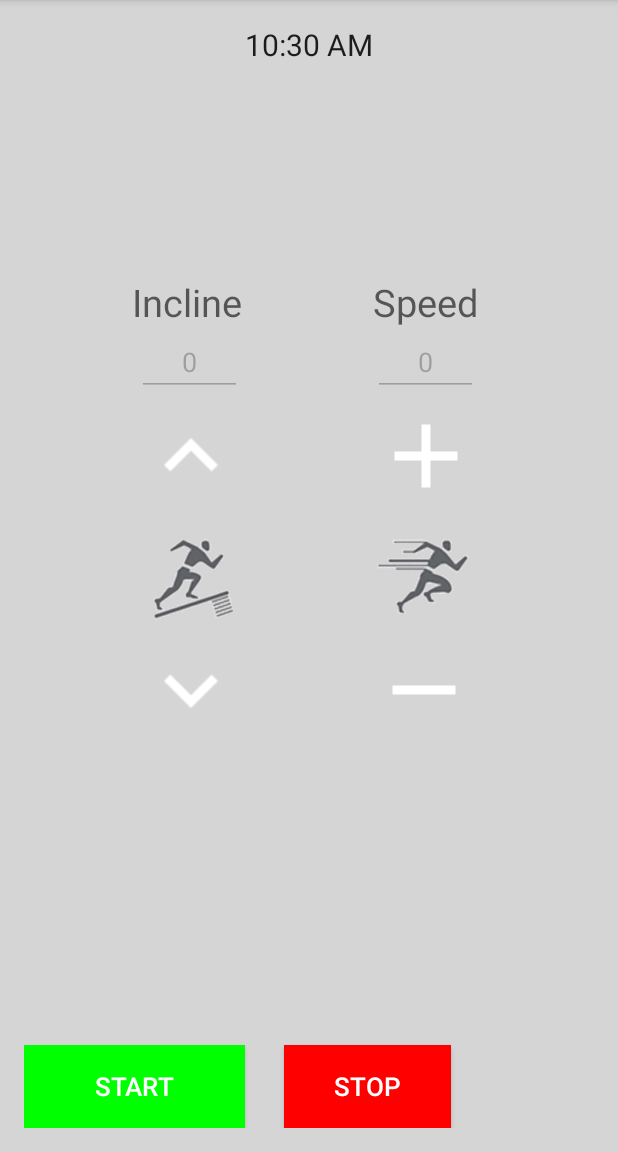
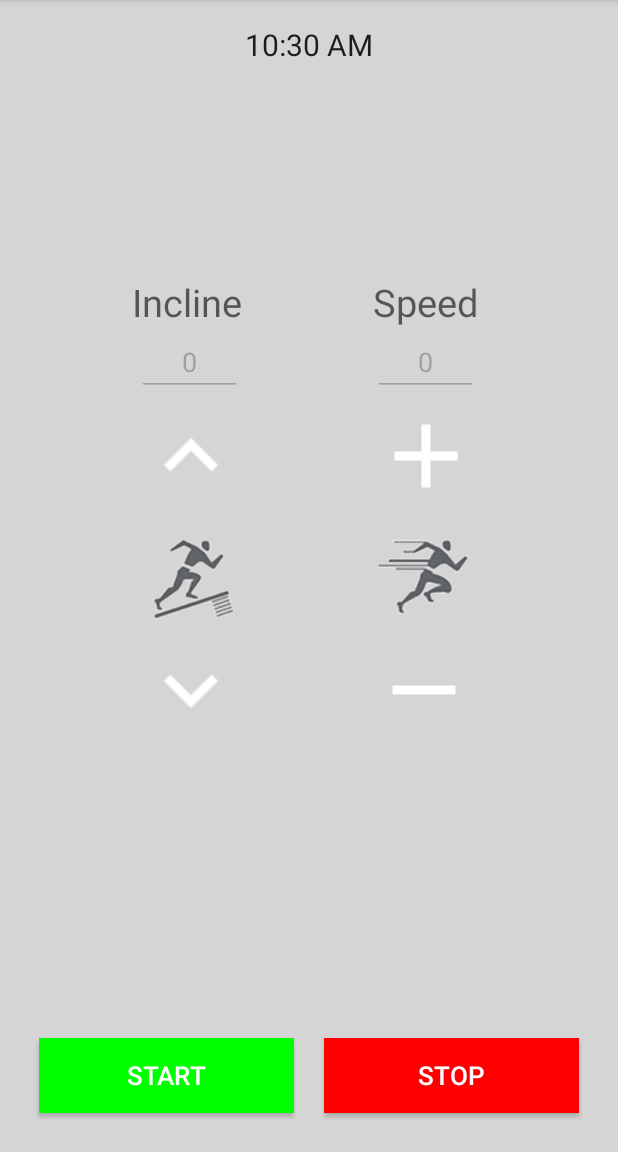
Before and after one commit to admin-it/Android-Treadmill-Controller, an Android app: the screen it shows after launch (MainActivity), on a phone screen of 412 x 824 dp, the part 84-1236 px from its top. Run offline under Robolectric (Android 15) with nearby library versions, the phone set to English and light mode, and no system bars.

Commit message:
little changes in ui

```diff
--- a/app/src/main/res/layout/content_main.xml
+++ b/app/src/main/res/layout/content_main.xml
@@ -21,35 +21,7 @@
         android:layout_centerHorizontal="true"
         android:textSize="20dp" />
 
-    <Button
-        android:layout_width="wrap_content"
-        android:layout_height="wrap_content"
-        android:text="START"
-        android:id="@+id/buttonStart"
-        android:layout_gravity="bottom|left"
-        android:background="#00ff00"
-        android:textColor="#ffffff"
-        android:layout_alignParentBottom="true"
-        android:layout_alignParentStart="true"
-        android:layout_toStartOf="@+id/textClock"
-        android:height="55dp"
-        android:textSize="17dp"
-        android:layout_alignParentEnd="false"
-        android:clickable="true" />
 
-    <Button
-        android:layout_width="111dp"
-        android:layout_height="wrap_content"
-        android:text="STOP"
-        android:id="@+id/buttonStop"
-        android:background="#ff0000"
-        android:textColor="#ffffff"
-        android:height="55dp"
-        android:textSize="17dp"
-        android:layout_marginStart="26dp"
-        android:layout_alignTop="@+id/buttonStart"
-        android:layout_toEndOf="@+id/buttonStart"
-        android:clickable="true" />
 
     <ImageButton
         android:layout_width="wrap_content"
@@ -163,4 +135,39 @@
         android:background="#d5d5d5"
         android:clickable="true" />
 
+    <LinearLayout
+        android:orientation="horizontal"
+        android:layout_width="match_parent"
+        android:layout_height="70dp"
+        android:layout_alignParentBottom="true"
+        android:weightSum="2"
+        android:layout_centerHorizontal="true">
+
+        <Button
+            android:layout_width="fill_parent"
+            android:layout_height="fill_parent"
+            android:text="START"
+            android:id="@+id/buttonStart"
+            android:layout_gravity="bottom|left"
+            android:background="#00ff00"
+            android:textColor="#ffffff"
+            android:height="55dp"
+            android:textSize="17dp"
+            android:layout_margin="10dp"
+            android:clickable="true"
+            android:layout_weight="1"/>
+
+        <Button
+            android:layout_width="fill_parent"
+            android:layout_height="fill_parent"
+            android:text="STOP"
+            android:id="@+id/buttonStop"
+            android:background="#ff0000"
+            android:textColor="#ffffff"
+            android:textSize="17dp"
+            android:clickable="true"
+            android:layout_margin="10dp"
+            android:layout_weight="1"/>
+    </LinearLayout>
+
 </RelativeLayout>
```
